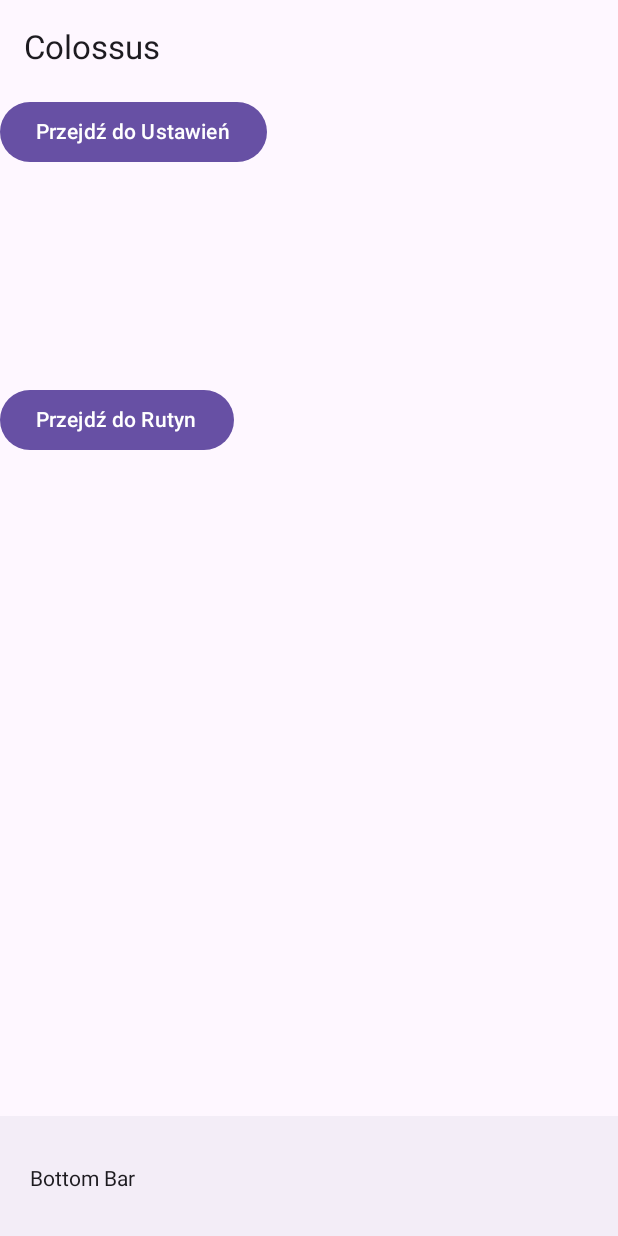
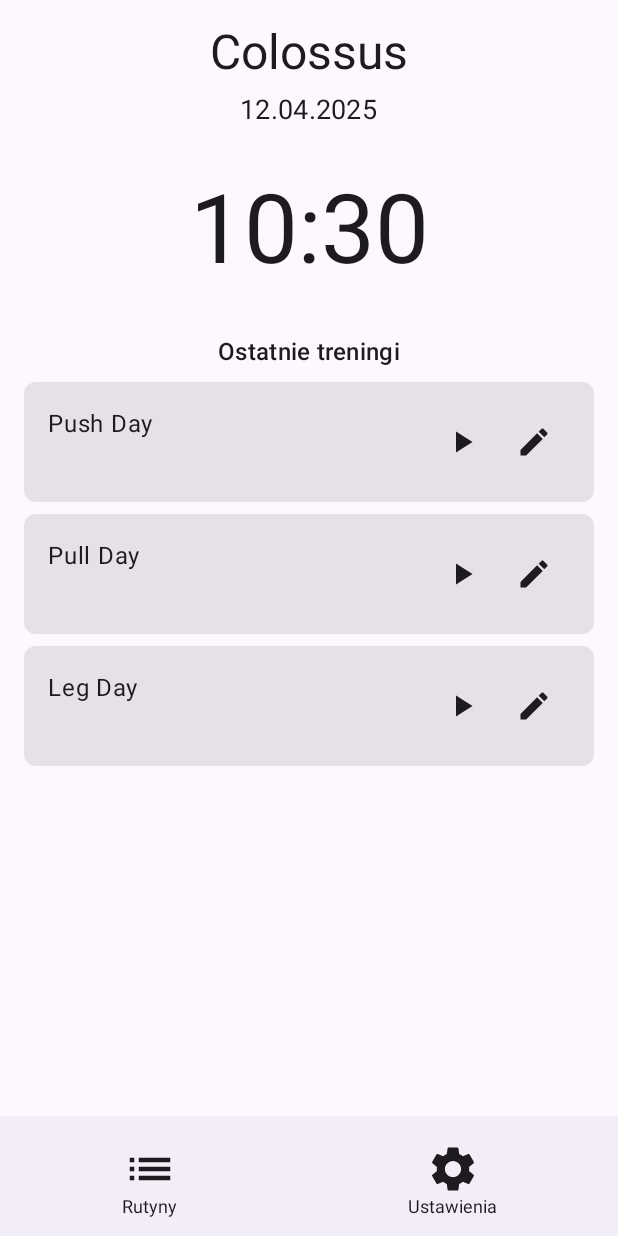
Before and after one commit to Ramigiusz/GymApp, an Android app built with Jetpack Compose: the screen it shows after launch (MainActivity), on a phone screen of 412 x 824 dp. Run offline under Robolectric (Android 15) with nearby library versions, the phone set to English and light mode, and no system bars; missing, so only their content is drawn: GymAppTheme; 1 statement that could not run was skipped.

Commit message:
wstępnie zrobiona strona startowa

```diff
--- a/app/src/main/java/com/example/gymapp/ui/screens/StartScreen.kt
+++ b/app/src/main/java/com/example/gymapp/ui/screens/StartScreen.kt
@@ -1,38 +1,132 @@
 package com.example.gymapp.ui.screens
 
-import androidx.compose.foundation.layout.Column
-import androidx.compose.foundation.layout.padding
+import androidx.compose.foundation.clickable
+import androidx.compose.foundation.layout.*
+import androidx.compose.material.icons.Icons
+import androidx.compose.material.icons.filled.List
+import androidx.compose.material.icons.filled.Settings
 import androidx.compose.material3.*
-import androidx.compose.runtime.Composable
+import androidx.compose.runtime.*
+import androidx.compose.ui.Alignment
 import androidx.compose.ui.Modifier
+import androidx.compose.ui.text.style.TextAlign
 import androidx.compose.ui.unit.dp
+import androidx.compose.ui.unit.sp
 import androidx.navigation.NavController
+import com.example.gymapp.ui.components.RoutineCard
+import kotlinx.coroutines.delay
+import java.text.SimpleDateFormat
+import java.util.*
 
 @OptIn(ExperimentalMaterial3Api::class)
 @Composable
 fun StartScreen(navController: NavController) {
+    // ⏰ Aktualizowana data i godzina
+    var currentDate by remember { mutableStateOf(getCurrentDate()) }
+    var currentTime by remember { mutableStateOf(getCurrentTime()) }
+
+    LaunchedEffect(Unit) {
+        while (true) {
+            delay(60_000) // aktualizacja co minutę
+            currentDate = getCurrentDate()
+            currentTime = getCurrentTime()
+        }
+    }
+
     Scaffold(
-        topBar = {
-            TopAppBar(title = { Text("Colossus") }) },
         bottomBar = {
             BottomAppBar {
-                Text("Bottom Bar", modifier = Modifier.padding(16.dp))
+                Row(
+                    Modifier
+                        .fillMaxWidth()
+                        .padding(vertical = 8.dp),
+                    horizontalArrangement = Arrangement.SpaceAround
+                ) {
+                    BottomNavItem(
+                        icon = Icons.Default.List,
+                        label = "Rutyny",
+                        onClick = { navController.navigate("routines") }
+                    )
+                    BottomNavItem(
+                        icon = Icons.Default.Settings,
+                        label = "Ustawienia",
+                        onClick = { navController.navigate("settings") }
+                    )
+                }
             }
         }
     ) { padding ->
-        Column {
-            Button(
-                onClick = { navController.navigate("settings") },
-                modifier = Modifier.padding(padding)
-            ) {
-                Text("Przejdź do Ustawień")
-            }
-            Button(
-                onClick = { navController.navigate("routines") },
-                modifier = Modifier.padding(padding)
-            ) {
-                Text("Przejdź do Rutyn")
-            }
+        Column(
+            modifier = Modifier
+                .fillMaxSize()
+                .padding(padding)
+                .padding(16.dp),
+            horizontalAlignment = Alignment.CenterHorizontally
+        ) {
+            Text("Colossus", fontSize = 32.sp, style = MaterialTheme.typography.headlineMedium)
+            Spacer(modifier = Modifier.height(8.dp))
+
+            Text(currentDate, fontSize = 18.sp, style = MaterialTheme.typography.bodyMedium)
+            Spacer(modifier = Modifier.height(32.dp)) // przerwa między datą a godziną
+            Text(currentTime, fontSize = 64.sp, style = MaterialTheme.typography.titleLarge)
+
+            Spacer(modifier = Modifier.height(32.dp))
+
+            Text("Ostatnie treningi", style = MaterialTheme.typography.titleMedium)
+            Spacer(modifier = Modifier.height(8.dp))
+
+            // Przykładowa ostatnia rutyna
+            RoutineCard(
+                name = "Push Day",
+                onStart = { /* TODO: Start routine */ },
+                onEdit = { /* TODO: Edit routine */ }
+            )
+            Spacer(modifier = Modifier.height(8.dp))
+            RoutineCard(
+                name = "Pull Day",
+                onStart = { /* TODO: Start routine */ },
+                onEdit = { /* TODO: Edit routine */ }
+            )
+            Spacer(modifier = Modifier.height(8.dp))
+            RoutineCard(
+                name = "Leg Day",
+                onStart = { /* TODO: Start routine */ },
+                onEdit = { /* TODO: Edit routine */ }
+            )
         }
     }
 }
+
+// Pomocnicza funkcja do formatu daty i godziny
+fun getCurrentDate(): String {
+    val formatter = SimpleDateFormat("dd.MM.yyyy", Locale.getDefault())
+    return formatter.format(Date())
+}
+
+fun getCurrentTime(): String {
+    val formatter = SimpleDateFormat("HH:mm", Locale.getDefault())
+    return formatter.format(Date())
+}
+
+// 🔽 Pomocniczy composable dla przycisków w dolnym pasku
+@Composable
+fun BottomNavItem(icon: androidx.compose.ui.graphics.vector.ImageVector, label: String, onClick: () -> Unit) {
+    Column(
+        horizontalAlignment = Alignment.CenterHorizontally,
+        verticalArrangement = Arrangement.Center,
+        modifier = Modifier
+            .padding(horizontal = 16.dp)
+            .clickable(onClick = onClick)
+    ) {
+        Icon(
+            icon,
+            contentDescription = label,
+            modifier = Modifier.size(36.dp) // zwiększony rozmiar ikon
+        )
+        Text(
+            text = label,
+            textAlign = TextAlign.Center,
+            fontSize = 12.sp
+        )
+    }
+}
```
